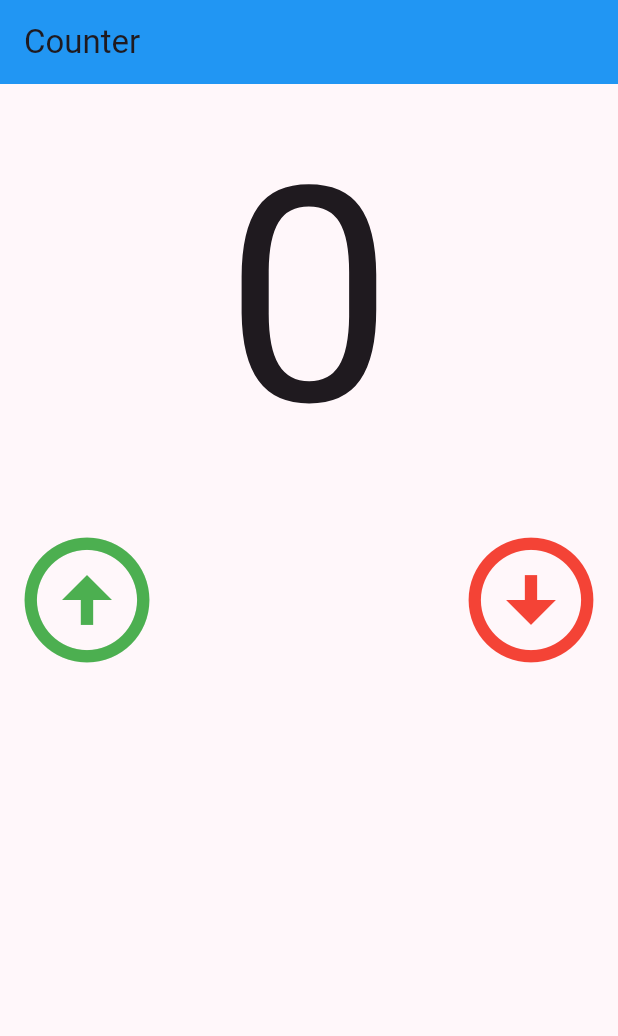
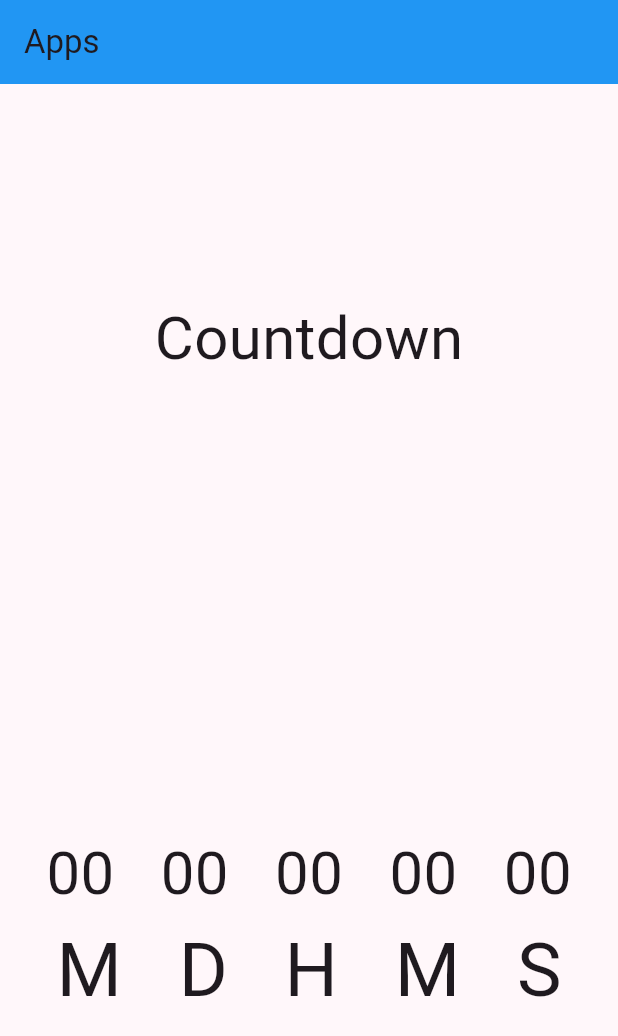
Before and after one commit to systemry420/flutter_apps, a Flutter app: the screen it shows after launch, on a phone screen of 412 x 824 dp. Shown: the top 1036 px of the screen. Run offline on Flutter 3.47's test engine with Material 3 defaults, Android fonts, the phone set to English and light mode, and no system bars.

Commit message:
basic layout and styling

```diff
--- /dev/null
+++ b/lib/Countdown.dart
@@ -0,0 +1,45 @@
+import 'package:flutter/material.dart';
+
+class Countdown extends StatefulWidget {
+  const Countdown({super.key});
+
+  @override
+  State<Countdown> createState() => _CountdownState();
+}
+
+class _CountdownState extends State<Countdown> {
+  @override
+  Widget build(BuildContext context) {
+    return const Center(
+      child: Column(
+        mainAxisAlignment: MainAxisAlignment.center,
+        children: [
+          Padding(
+            padding: EdgeInsets.only(bottom: 300.0),
+            child: Text('Countdown', style: TextStyle(fontSize: 40),),
+          ),
+          Row(
+            mainAxisAlignment: MainAxisAlignment.spaceEvenly,
+            children: [
+              Text('00', style: TextStyle(fontSize: 40),),
+              Text('00', style: TextStyle(fontSize: 40),),
+              Text('00', style: TextStyle(fontSize: 40),),
+              Text('00', style: TextStyle(fontSize: 40),),
+              Text('00', style: TextStyle(fontSize: 40),),
+            ],
+          ),
+          Row(
+            mainAxisAlignment: MainAxisAlignment.spaceEvenly,
+            children: [
+              Text('M', style: TextStyle(fontSize: 50),),
+              Text('D', style: TextStyle(fontSize: 50),),
+              Text('H', style: TextStyle(fontSize: 50),),
+              Text('M', style: TextStyle(fontSize: 50),),
+              Text('S', style: TextStyle(fontSize: 50),),
+            ],
+          )
+        ],
+      ),
+    );
+  }
+}
--- a/lib/main.dart
+++ b/lib/main.dart
@@ -1,4 +1,5 @@
 import 'package:flutter/material.dart';
+import 'package:flutter_apps/Countdown.dart';
 import 'package:flutter_apps/Counter.dart';
 
 void main() {
@@ -19,10 +20,10 @@ class MyApp extends StatelessWidget {
       ),
       home: Scaffold(
         appBar: AppBar(
-          title: const Text('Counter'),
+          title: const Text('Apps'),
           backgroundColor: Colors.blue,
         ),
-        body: Counter(),
+        body: Countdown(),
       ),
     );
   }
```
